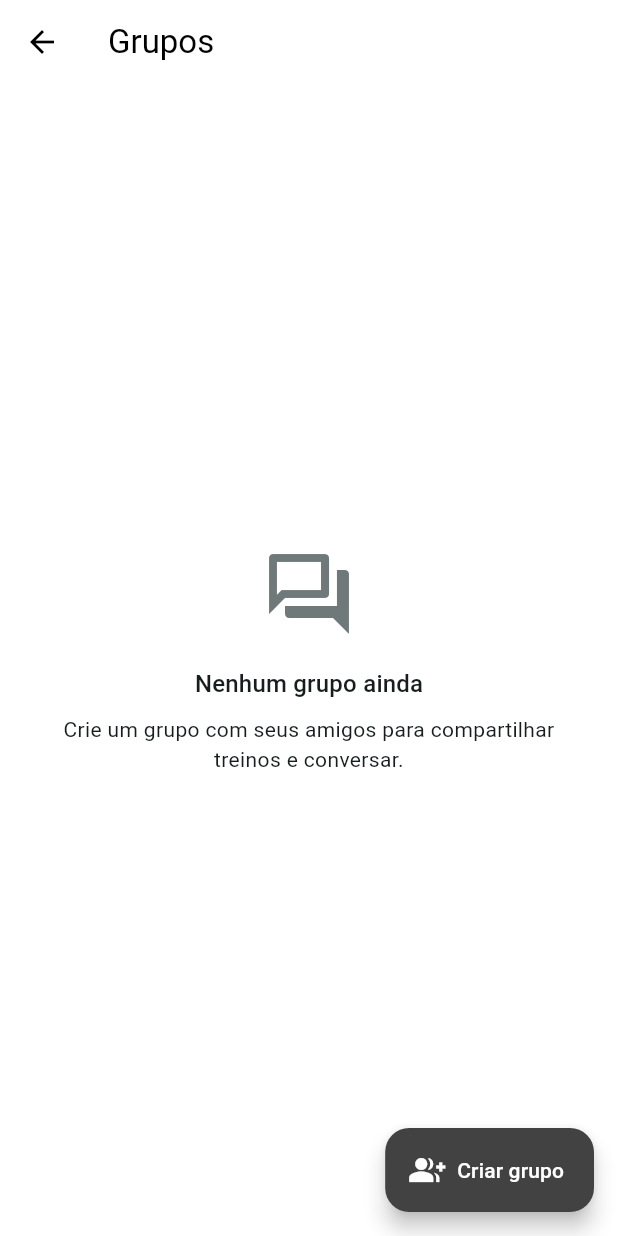
After one commit to Henrique-Nastari/AppFit, a Flutter app: the screen it shows once a user with an empty profile is signed in, after a tap on the "group" icon, on a phone screen of 412 x 824 dp. The commit adds this screen. Run offline on Flutter 3.47's test engine with Material 3 defaults, Android fonts, the phone set to English and light mode, and no system bars; our stand-ins replace cloud_firestore, firebase_auth, firebase_core, firebase_storage, flutter_local_notifications, flutter_screenutil and 7 more; accounts and stored records are empty; network calls fail; project files that could hold a hidden picture were left out.

Commit message:
adicionei o grupo de amigos

```diff
--- /dev/null
+++ b/mobile/lib/models/chat_group.dart
@@ -0,0 +1,29 @@
+import 'package:cloud_firestore/cloud_firestore.dart';
+
+class ChatGroup {
+  final String id;
+  final String name;
+  final String ownerId;
+  final List<String> memberIds;
+  final DateTime? createdAt;
+
+  ChatGroup({
+    required this.id,
+    required this.name,
+    required this.ownerId,
+    required this.memberIds,
+    this.createdAt,
+  });
+
+  factory ChatGroup.fromDoc(QueryDocumentSnapshot<Map<String, dynamic>> doc) {
+    final data = doc.data();
+    final created = data['createdAt'] as Timestamp?;
+    return ChatGroup(
+      id: doc.id,
+      name: data['name'] as String? ?? 'Grupo',
+      ownerId: data['ownerId'] as String? ?? '',
+      memberIds: (data['memberIds'] as List<dynamic>? ?? []).map((e) => e.toString()).toList(),
+      createdAt: created?.toDate(),
+    );
+  }
+}
--- /dev/null
+++ b/mobile/lib/models/chat_message.dart
@@ -0,0 +1,29 @@
+import 'package:cloud_firestore/cloud_firestore.dart';
+
+class ChatMessage {
+  final String id;
+  final String senderId;
+  final String senderName;
+  final String text;
+  final DateTime? createdAt;
+
+  ChatMessage({
+    required this.id,
+    required this.senderId,
+    required this.senderName,
+    required this.text,
+    this.createdAt,
+  });
+
+  factory ChatMessage.fromDoc(QueryDocumentSnapshot<Map<String, dynamic>> doc) {
+    final data = doc.data();
+    final ts = data['createdAt'] as Timestamp?;
+    return ChatMessage(
+      id: doc.id,
+      senderId: data['senderId'] as String? ?? '',
+      senderName: data['senderName'] as String? ?? '',
+      text: data['text'] as String? ?? '',
+      createdAt: ts?.toDate(),
+    );
+  }
+}
--- /dev/null
+++ b/mobile/lib/presentation/screens/chat/group_list_page.dart
@@ -0,0 +1,123 @@
+import 'package:flutter/material.dart';
+import 'package:firebase_auth/firebase_auth.dart';
+
+import '../../../application/chat/chat_service.dart';
+import '../../../models/chat_group.dart';
+import 'group_chat_page.dart';
+import 'group_new_page.dart';
+
+class GroupListPage extends StatelessWidget {
+  GroupListPage({super.key});
+
+  final ChatService _chatService = ChatService();
+
+  @override
+  Widget build(BuildContext context) {
+    return Scaffold(
+      appBar: AppBar(
+        title: const Text('Grupos'),
+      ),
+      body: StreamBuilder<List<ChatGroup>>(
+        stream: _chatService.streamMyGroups(),
+        builder: (context, snapshot) {
+          if (snapshot.connectionState == ConnectionState.waiting) {
+            return const Center(child: CircularProgressIndicator());
+          }
+          if (snapshot.hasError) {
+            return Center(child: Text('Erro ao carregar grupos: ${snapshot.error}'));
+          }
+
+          final groups = snapshot.data ?? [];
+          if (groups.isEmpty) {
+            return const _EmptyGroups();
+          }
+
+          return ListView.separated(
+            itemCount: groups.length,
+            separatorBuilder: (_, __) => const Divider(height: 1),
+            itemBuilder: (context, index) {
+              final group = groups[index];
+              final members = group.memberIds.length;
+              return ListTile(
+                title: Text(group.name),
+                subtitle: Text('$members participante${members == 1 ? '' : 's'}'),
+                onTap: () {
+                  Navigator.of(context).push(
+                    MaterialPageRoute(
+                      builder: (_) => GroupChatPage(group: group),
+                    ),
+                  );
+                },
+              );
+            },
+          );
+        },
+      ),
+      floatingActionButton: FloatingActionButton.extended(
+        onPressed: () async {
+          final groupId = await Navigator.of(context).push<String>(
+            MaterialPageRoute(builder: (_) => const GroupNewPage()),
+          );
+
+          if (groupId != null && context.mounted) {
+            final allGroups = await _chatService.streamMyGroups().first;
+            final group = allGroups.firstWhere(
+              (g) => g.id == groupId,
+              orElse: () => groupsPlaceholder(groupId),
+            );
+            if (!context.mounted) return;
+            Navigator.of(context).push(
+              MaterialPageRoute(
+                builder: (_) => GroupChatPage(group: group),
+              ),
+            );
+          }
+        },
+        icon: const Icon(Icons.group_add),
+        label: const Text('Criar grupo'),
+      ),
+    );
+  }
+
+  ChatGroup groupsPlaceholder(String id) {
+    final user = FirebaseAuth.instance.currentUser;
+    return ChatGroup(
+      id: id,
+      name: 'Grupo',
+      ownerId: user?.uid ?? '',
+      memberIds: [if (user != null) user.uid],
+      createdAt: DateTime.now(),
+    );
+  }
+}
+
+class _EmptyGroups extends StatelessWidget {
+  const _EmptyGroups();
+
+  @override
+  Widget build(BuildContext context) {
+    final color = Theme.of(context).colorScheme.outline;
+    return Center(
+      child: Padding(
+        padding: const EdgeInsets.symmetric(horizontal: 32),
+        child: Column(
+          mainAxisAlignment: MainAxisAlignment.center,
+          children: [
+            Icon(Icons.forum_outlined, size: 64, color: color),
+            const SizedBox(height: 16),
+            Text(
+              'Nenhum grupo ainda',
+              style: Theme.of(context).textTheme.titleMedium,
+            ),
+            const SizedBox(height: 8),
+            Text(
+              'Crie um grupo com seus amigos para compartilhar treinos e conversar.',
+              textAlign: TextAlign.center,
+              style: Theme.of(context).textTheme.bodyMedium,
+            ),
+          ],
+        ),
+      ),
+    );
+  }
+}
--- a/mobile/lib/presentation/screens/feed/feed_page.dart
+++ b/mobile/lib/presentation/screens/feed/feed_page.dart
@@ -21,6 +21,7 @@ import '../workouts/workouts_page.dart';
 import '../progress/progress_page.dart';
 import '../search/search_page.dart';
 import '../notifications/notifications_page.dart';
+import '../chat/group_list_page.dart';
 import 'create_post_page.dart';
 
 class FeedPage extends StatefulWidget {
@@ -169,6 +170,18 @@ class _FeedContentState extends State<_FeedContent> {
                   Row(
                     mainAxisSize: MainAxisSize.min,
                     children: [
+                      IconButton(
+                        icon: Icon(Icons.group_outlined, color: textColor),
+                        tooltip: 'Grupos',
+                        padding: EdgeInsets.zero,
+                        constraints: const BoxConstraints(),
+                        onPressed: () {
+                          Navigator.of(context).push(
+                            MaterialPageRoute(builder: (context) => GroupListPage()),
+                          );
+                        },
+                      ),
+                      const SizedBox(width: 12),
                       // --- BOTÃO DE NOTIFICAÇÕES (Com Badge e Lógica) ---
                       StreamBuilder<int>(
                         stream: _notificationService.getUnreadCount(),
```
Also changed, not shown: mobile/lib/application/chat/chat_service.dart (added, +72 -0 lines), mobile/lib/presentation/screens/chat/group_chat_page.dart (added, +136 -0 lines), mobile/lib/presentation/screens/chat/group_new_page.dart (added, +205 -0 lines), mobile/pubspec.lock.
